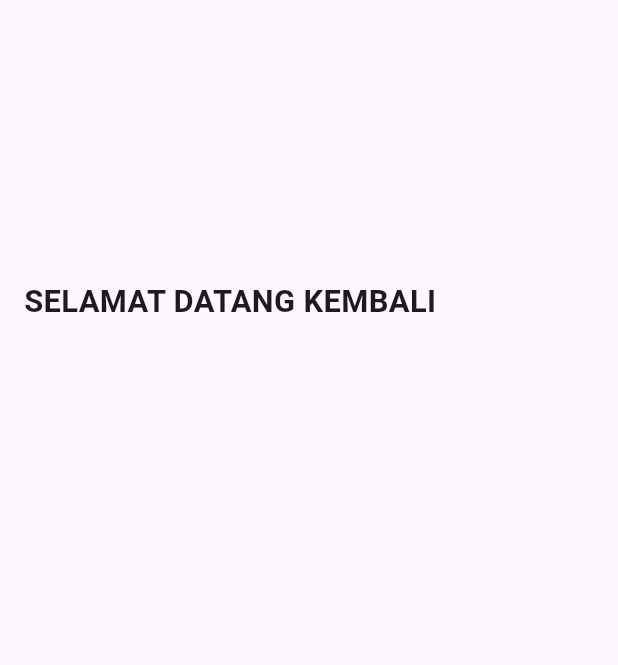
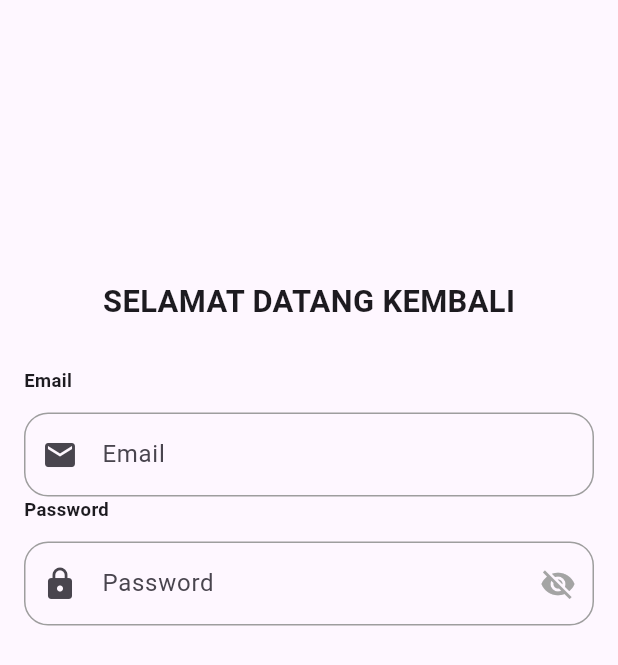
Before and after one commit to Abdurrafi07/TernakKenariAppRestAPI, a Flutter app: the LoginScreen screen opened directly, on a phone screen of 412 x 824 dp. Shown: the top 665 px of the screen. Run offline on Flutter 3.47's test engine with Material 3 defaults, Android fonts, the phone set to English and light mode, and no system bars; our stand-ins replace bloc, dartz, dropdown_button2, flutter_secure_storage; accounts and stored records are empty.

Commit message:
Menambahkan input email dan password dengan fitur toggle visibility

```diff
--- a/lib/presentation/auth/login_screen.dart
+++ b/lib/presentation/auth/login_screen.dart
@@ -1,4 +1,6 @@
+import 'package:canary_template/core/components/components.dart';
 import 'package:canary_template/core/components/spaces.dart';
+import 'package:canary_template/core/constants/colors.dart';
 import 'package:flutter/material.dart';
 
 class LoginScreen extends StatefulWidget {
@@ -49,6 +51,31 @@ class _LoginScreenState extends State<LoginScreen> {
                     fontWeight: FontWeight.bold,
                   ),
                 ),
+                const SpaceHeight(30),
+                CustomTextField(
+                  validator: 'Email tidak boleh kosong',
+                  controller: emailController,
+                  label: 'Email',
+                  prefixIcon: Padding(
+                    padding: const EdgeInsets.all(8.0),
+                    child: Icon(Icons.email),
+                  ),
+                ),
+                CustomTextField(
+                  validator: 'Password tidak boleh kosong',
+                  controller: passwordController,
+                  label: 'Password',
+                  prefixIcon: Padding(
+                    padding: const EdgeInsets.all(8.0),
+                    child: Icon(Icons.lock),
+                  ),
+                  suffixIcon: IconButton(onPressed: (){setState(() {
+                    isShowPassword = !isShowPassword;
+                  });}, icon: Icon(
+                    isShowPassword ? Icons.visibility : Icons.visibility_off,
+                    color: AppColors.grey,
+                  )),
+                ),
               ],
             ),
           ),
```
